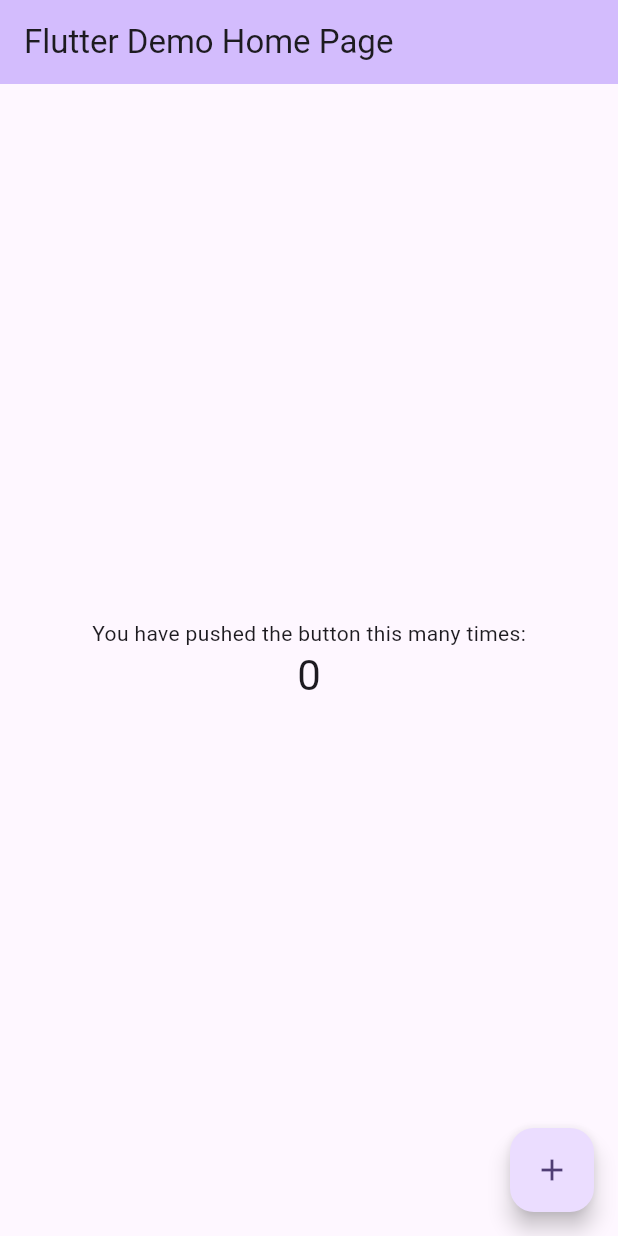
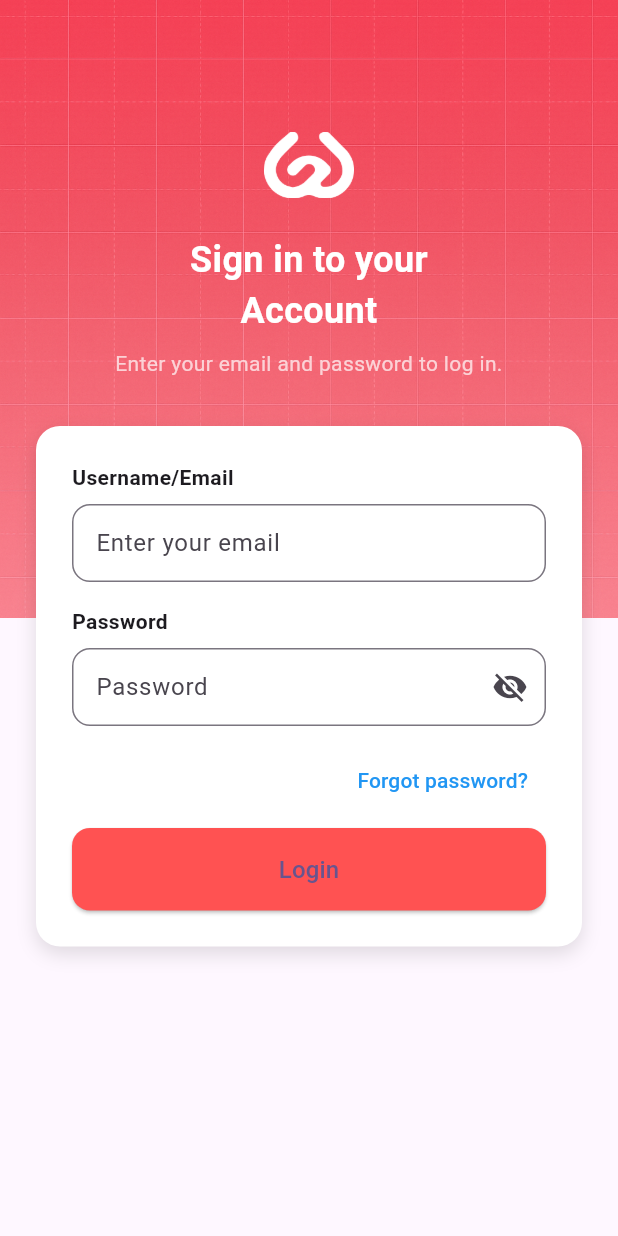
Before and after one commit to AlbireoFinoe/nutrinest, a Flutter app: the screen it shows after launch, on a phone screen of 412 x 824 dp. Run offline on Flutter 3.47's test engine with Material 3 defaults, Android fonts, the phone set to English and light mode, and no system bars.

Commit message:
login page

```diff
--- a/lib/main.dart
+++ b/lib/main.dart
@@ -1,4 +1,5 @@
 import 'package:flutter/material.dart';
+import 'package:nutrinest_app/page/login_page.dart';
 
 void main() {
   runApp(const MyApp());
@@ -11,115 +12,13 @@ class MyApp extends StatelessWidget {
   @override
   Widget build(BuildContext context) {
     return MaterialApp(
+      debugShowCheckedModeBanner: false,
       title: 'Flutter Demo',
       theme: ThemeData(
-        // This is the theme of your application.
-        //
-        // TRY THIS: Try running your application with "flutter run". You'll see
-        // the application has a purple toolbar. Then, without quitting the app,
-        // try changing the seedColor in the colorScheme below to Colors.green
-        // and then invoke "hot reload" (save your changes or press the "hot
-        // reload" button in a Flutter-supported IDE, or press "r" if you used
-        // the command line to start the app).
-        //
-        // Notice that the counter didn't reset back to zero; the application
-        // state is not lost during the reload. To reset the state, use hot
-        // restart instead.
-        //
-        // This works for code too, not just values: Most code changes can be
-        // tested with just a hot reload.
         colorScheme: ColorScheme.fromSeed(seedColor: Colors.deepPurple),
         useMaterial3: true,
       ),
-      home: const MyHomePage(title: 'Flutter Demo Home Page'),
+      home: Login()
     );
   }
 }
-
-class MyHomePage extends StatefulWidget {
-  const MyHomePage({super.key, required this.title});
-
-  // This widget is the home page of your application. It is stateful, meaning
-  // that it has a State object (defined below) that contains fields that affect
-  // how it looks.
-
-  // This class is the configuration for the state. It holds the values (in this
-  // case the title) provided by the parent (in this case the App widget) and
-  // used by the build method of the State. Fields in a Widget subclass are
-  // always marked "final".
-
-  final String title;
-
-  @override
-  State<MyHomePage> createState() => _MyHomePageState();
-}
-
-class _MyHomePageState extends State<MyHomePage> {
-  int _counter = 0;
-
-  void _incrementCounter() {
-    setState(() {
-      // This call to setState tells the Flutter framework that something has
-      // changed in this State, which causes it to rerun the build method below
-      // so that the display can reflect the updated values. If we changed
-      // _counter without calling setState(), then the build method would not be
-      // called again, and so nothing would appear to happen.
-      _counter++;
-    });
-  }
-
-  @override
-  Widget build(BuildContext context) {
-    // This method is rerun every time setState is called, for instance as done
-    // by the _incrementCounter method above.
-    //
-    // The Flutter framework has been optimized to make rerunning build methods
-    // fast, so that you can just rebuild anything that needs updating rather
-    // than having to individually change instances of widgets.
-    return Scaffold(
-      appBar: AppBar(
-        // TRY THIS: Try changing the color here to a specific color (to
-        // Colors.amber, perhaps?) and trigger a hot reload to see the AppBar
-        // change color while the other colors stay the same.
-        backgroundColor: Theme.of(context).colorScheme.inversePrimary,
-        // Here we take the value from the MyHomePage object that was created by
-        // the App.build method, and use it to set our appbar title.
-        title: Text(widget.title),
-      ),
-      body: Center(
-        // Center is a layout widget. It takes a single child and positions it
-        // in the middle of the parent.
-        child: Column(
-          // Column is also a layout widget. It takes a list of children and
-          // arranges them vertically. By default, it sizes itself to fit its
-          // children horizontally, and tries to be as tall as its parent.
-          //
-          // Column has various properties to control how it sizes itself and
-          // how it positions its children. Here we use mainAxisAlignment to
-          // center the children vertically; the main axis here is the vertical
-          // axis because Columns are vertical (the cross axis would be
-          // horizontal).
-          //
-          // TRY THIS: Invoke "debug painting" (choose the "Toggle Debug Paint"
-          // action in the IDE, or press "p" in the console), to see the
-          // wireframe for each widget.
-          mainAxisAlignment: MainAxisAlignment.center,
-          children: <Widget>[
-            const Text(
-              'You have pushed the button this many times:',
-            ),
-            Text(
-              '$_counter',
-              style: Theme.of(context).textTheme.headlineMedium,
-            ),
-          ],
-        ),
-      ),
-      floatingActionButton: FloatingActionButton(
-        onPressed: _incrementCounter,
-        tooltip: 'Increment',
-        child: const Icon(Icons.add),
-      ), // This trailing comma makes auto-formatting nicer for build methods.
-    );
-  }
-}
--- /dev/null
+++ b/lib/page/home_page.dart
@@ -0,0 +1,15 @@
+import 'package:flutter/material.dart';
+
+class home_page_ extends StatefulWidget {
+  const home_page_({super.key});
+
+  @override
+  State<home_page_> createState() => _home_page_State();
+}
+
+class _home_page_State extends State<home_page_> {
+  @override
+  Widget build(BuildContext context) {
+    return Scaffold();
+  }
+}
--- /dev/null
+++ b/lib/page/login_page.dart
@@ -0,0 +1,178 @@
+import 'package:flutter/material.dart';
+import 'package:nutrinest_app/page/home_page.dart';
+
+class Login extends StatefulWidget {
+  const Login({super.key});
+
+  @override
+  State<Login> createState() => _LoginState();
+}
+
+class _LoginState extends State<Login> {
+  bool _obscurePassword = true;
+
+  @override
+  Widget build(BuildContext context) {
+    final screenHeight = MediaQuery.of(context).size.height;
+    final screenWidth = MediaQuery.of(context).size.width;
+
+    return Scaffold(
+      body: Stack(
+        children: [
+          // Background merah setengah atas
+          SizedBox(
+            height: screenHeight * 0.5,
+            width: screenWidth,
+            child: Image.asset(
+              'assets/background_.png',
+              fit: BoxFit.cover,
+            ),
+          ),
+
+          // Konten scrollable
+          SingleChildScrollView(
+            child: Column(
+              children: [
+                const SizedBox(height: 80),
+                // Logo
+                Image.asset(
+                  'assets/logo_raw.png',
+                  width: 60,
+                  height: 60,
+                ),
+                const SizedBox(height: 16),
+
+                // Title
+                const Text(
+                  'Sign in to your\nAccount',
+                  textAlign: TextAlign.center,
+                  style: TextStyle(
+                    fontSize: 24,
+                    fontWeight: FontWeight.bold,
+                    color: Colors.white,
+                  ),
+                ),
+                const SizedBox(height: 8),
+
+                // Subtext
+                const Text(
+                  'Enter your email and password to log in.',
+                  textAlign: TextAlign.center,
+                  style: TextStyle(
+                    fontSize: 14,
+                    color: Colors.white70,
+                  ),
+                ),
+                const SizedBox(height: 32),
+
+                // Container form
+                Container(
+                  margin: const EdgeInsets.symmetric(horizontal: 24),
+                  padding: const EdgeInsets.all(24),
+                  decoration: BoxDecoration(
+                    color: Colors.white,
+                    borderRadius: BorderRadius.circular(16),
+                    boxShadow: [
+                      BoxShadow(
+                        color: Colors.black12,
+                        blurRadius: 10,
+                        offset: Offset(0, 5),
+                      )
+                    ],
+                  ),
+                  child: Column(
+                    crossAxisAlignment: CrossAxisAlignment.start,
+                    children: [
+                      const Text(
+                        'Username/Email',
+                        style: TextStyle(
+                          fontWeight: FontWeight.w600,
+                        ),
+                      ),
+                      const SizedBox(height: 8),
+                      TextField(
+                        decoration: InputDecoration(
+                          hintText: 'Enter your email',
+                          contentPadding: const EdgeInsets.symmetric(
+                              vertical: 14, horizontal: 12),
+                          border: OutlineInputBorder(
+                            borderRadius: BorderRadius.circular(12),
+                          ),
+                        ),
+                      ),
+                      const SizedBox(height: 16),
+
+                      const Text(
+                        'Password',
+                        style: TextStyle(
+                          fontWeight: FontWeight.w600,
+                        ),
+                      ),
+                      const SizedBox(height: 8),
+                      TextField(
+                        obscureText: _obscurePassword,
+                        decoration: InputDecoration(
+                          hintText: 'Password',
+                          contentPadding: const EdgeInsets.symmetric(
+                              vertical: 14, horizontal: 12),
+                          border: OutlineInputBorder(
+                            borderRadius: BorderRadius.circular(12),
+                          ),
+                          suffixIcon: IconButton(
+                            icon: Icon(
+                              _obscurePassword
+                                  ? Icons.visibility_off
+                                  : Icons.visibility,
+                            ),
+                            onPressed: () {
+                              setState(() {
+                                _obscurePassword = !_obscurePassword;
+                              });
+                            },
+                          ),
+                        ),
+                      ),
+
+                      const SizedBox(height: 12),
+                      Align(
+                        alignment: Alignment.centerRight,
+                        child: TextButton(
+                          onPressed: () {},
+                          child: const Text(
+                            'Forgot password?',
+                            style: TextStyle(color: Colors.blue),
+                          ),
+                        ),
+                      ),
+
+                      const SizedBox(height: 8),
+                      SizedBox(
+                        width: double.infinity,
+                        child: ElevatedButton(
+                          onPressed: () {
+                            Navigator.pushReplacement(context, MaterialPageRoute(builder: (context)=>home_page_()));
+                          },
+                          style: ElevatedButton.styleFrom(
+                            backgroundColor: Colors.redAccent,
+                            padding: const EdgeInsets.symmetric(vertical: 16),
+                            shape: RoundedRectangleBorder(
+                              borderRadius: BorderRadius.circular(12),
+                            ),
+                          ),
+                          child: const Text(
+                            'Login',
+                            style: TextStyle(fontSize: 16),
+                          ),
+                        ),
+                      ),
+                    ],
+                  ),
+                ),
+              ],
+            ),
+          ),
+        ],
+      ),
+    );
+  }
+}
--- a/pubspec.yaml
+++ b/pubspec.yaml
@@ -59,9 +59,8 @@ flutter:
   uses-material-design: true
 
   # To add assets to your application, add an assets section, like this:
-  # assets:
-  #   - images/a_dot_burr.jpeg
-  #   - images/a_dot_ham.jpeg
+  assets:
+    - assets/
 
   # An image asset can refer to one or more resolution-specific "variants", see
   # https://flutter.dev/to/resolution-aware-images
```
Also changed, not shown: assets/background_.png (added), assets/logo_raw.png (added).
